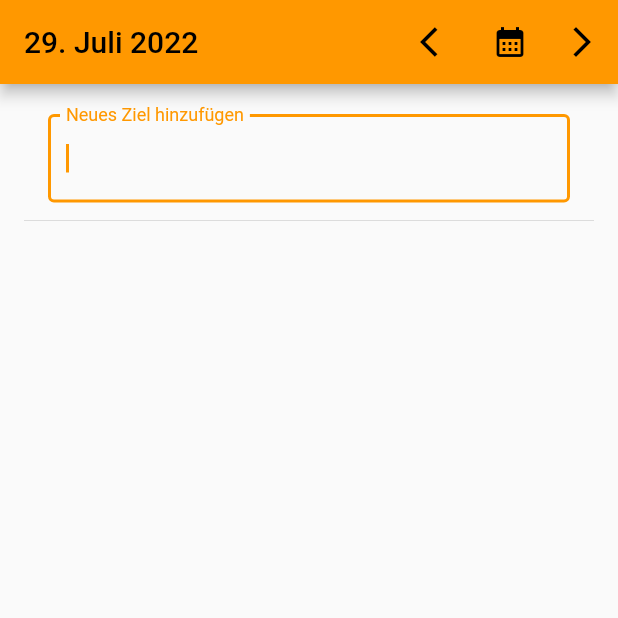
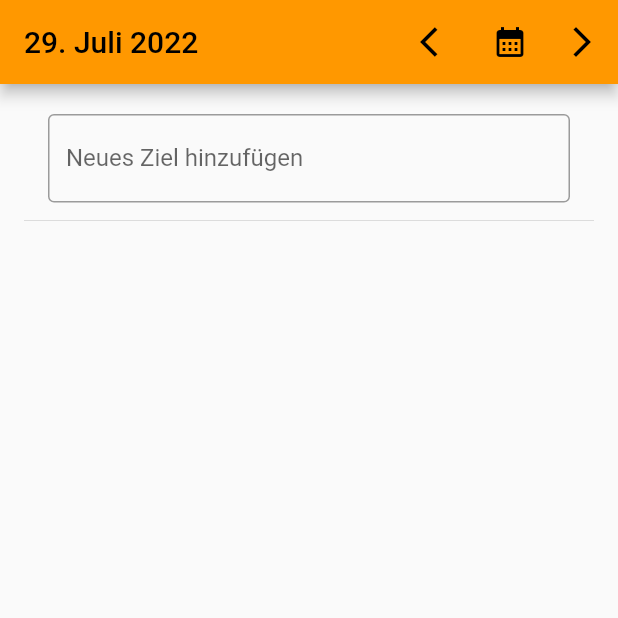
Before and after one commit to kaemmi84/day_targets, a Flutter app: the screen it shows after launch, after a tap on the "add" icon, on a phone screen of 412 x 824 dp, the top half of it. Run offline on Flutter 3.47's test engine with Material 2 defaults, Android fonts, the phone set to English and light mode, and no system bars; our stand-ins replace sqflite; accounts and stored records are empty.

Commit message:
added new widget for editable list tiles

```diff
--- a/lib/src/data/database_provider.dart
+++ b/lib/src/data/database_provider.dart
@@ -24,7 +24,7 @@ class DatabaseProvider {
   Future _init() async {
     WidgetsFlutterBinding.ensureInitialized();
     var databasesPath = await getDatabasesPath();
-    String path = join(databasesPath, 'day_targets_database3.db');
+    String path = join(databasesPath, 'day_targets_database.db');
 
     _db = await openDatabase(path, version: 1,
         onCreate: (Database db, int version) async {
--- a/lib/src/ui/home/home.dart
+++ b/lib/src/ui/home/home.dart
@@ -1,5 +1,5 @@
+import 'package:day_targets/src/widgets/app_editable_list_tile.dart';
 import 'package:flutter/material.dart';
-import 'package:flutter/widgets.dart';
 
 import '../../data/database_provider.dart';
 import '../../data/repository/day_repository.dart';
@@ -22,7 +22,7 @@ class _Home extends State<Home> {
   List<DayTarget> _targets = [];
   bool _editMode = false;
 
-  void _toogleEditMode() {
+  void _toggleEditMode() {
     setState(() {
       _editMode = !_editMode;
     });
@@ -49,40 +49,24 @@ class _Home extends State<Home> {
     });
   }
 
-  List<Column> _renderTargets(){
-    List<Column> columns = _targets.map((e) => Column(
-        children: [
-          ListTile(
-            title: Text(e.target.description),
-            trailing: IconButton(
-              icon: const Icon(Icons.check_sharp),
-              onPressed: () {},
-            ),
-          ),
-          const Divider(),
-        ]),
+  List<AppEditableListTile> _renderTargets(){
+    List<AppEditableListTile> tiles = _targets.map((e) =>
+        AppEditableListTile(
+            onSubmit: (String value) {},
+            editMode: false,
+            value: e.target.description,
+            labelText: 'Ziel bearbeiten'
+        ),
     ).toList();
-    columns.add(
-        Column(
-            children: [
-              ListTile(
-                title: _editMode
-                    ? TextField(
-                    obscureText: false,
-                    autofocus: true,
-                    onSubmitted: (String value) {_addNewTarget(value);},
-                    decoration: const InputDecoration(
-                        border: OutlineInputBorder(),
-                        labelText: 'Neues Ziel hinzufügen'
-                    )
-                )
-                    : const Text(''),
-                onTap: _toogleEditMode,
-              ),
-              const Divider(),
-            ])
+    tiles.add(
+        AppEditableListTile(
+            onSubmit: (String value) async {_addNewTarget(value);},
+            editMode: _editMode,
+            value: '',
+            labelText: 'Neues Ziel hinzufügen'
+        ),
     );
-    return columns;
+    return tiles;
   }
 
   String _getMonth() {
@@ -144,7 +128,7 @@ class _Home extends State<Home> {
         children: _renderTargets(),
       ),
       floatingActionButton: _editMode ? null : FloatingActionButton(
-        onPressed:_toogleEditMode,
+        onPressed:_toggleEditMode,
         tooltip: 'Increment',
         child: const Icon(Icons.add),
       ), // This trailing comma makes auto-formatting nicer for build methods.
@@ -153,7 +137,6 @@ class _Home extends State<Home> {
 
   void _addNewTarget(String value) async {
     if(value.isNotEmpty) {
-      print(value);
       var dayRepository = DayRepository(DatabaseProvider.get);
       var targetRepository = TargetRepository(DatabaseProvider.get);
       var dayTargetRepository = DayTargetRepository(DatabaseProvider.get);
@@ -167,7 +150,7 @@ class _Home extends State<Home> {
       var dayTarget = DayTarget(day, target, isDone: true);
       await dayTargetRepository.insert(dayTarget);
       _getTargets();
-      _toogleEditMode();
+      // _toggleEditMode();
     }
   }
 
--- /dev/null
+++ b/lib/src/widgets/app_editable_list_tile.dart
@@ -0,0 +1,46 @@
+import 'package:flutter/material.dart';
+
+class AppEditableListTile extends StatefulWidget {
+  final void Function(String value) onSubmit;
+  final bool editMode;
+  final String value;
+  final String labelText;
+
+  const AppEditableListTile({
+    required this.onSubmit,
+    required this.editMode,
+    required this.value,
+    required this.labelText,
+    Key? key
+  }) : super(key: key);
+  @override
+  State<AppEditableListTile> createState() => _AppEditableListTile();
+}
+
+class _AppEditableListTile extends State<AppEditableListTile>  {
+  @override
+  Widget build(BuildContext context) {
+    return Column(
+        children: [
+          ListTile(
+            title: widget.editMode
+                ? TextField(
+                obscureText: false,
+                autofocus: false,
+                onSubmitted: widget.onSubmit,
+                decoration: InputDecoration(
+                    border: const OutlineInputBorder(),
+                    labelText: widget.labelText
+                )
+            )
+                : Text(widget.value),
+            trailing: widget.editMode
+                ? null : IconButton(
+              icon: const Icon(Icons.check_sharp),
+              onPressed: () {},
+            ),
+          ),
+          const Divider(),
+        ]);
+  }
+}
```
